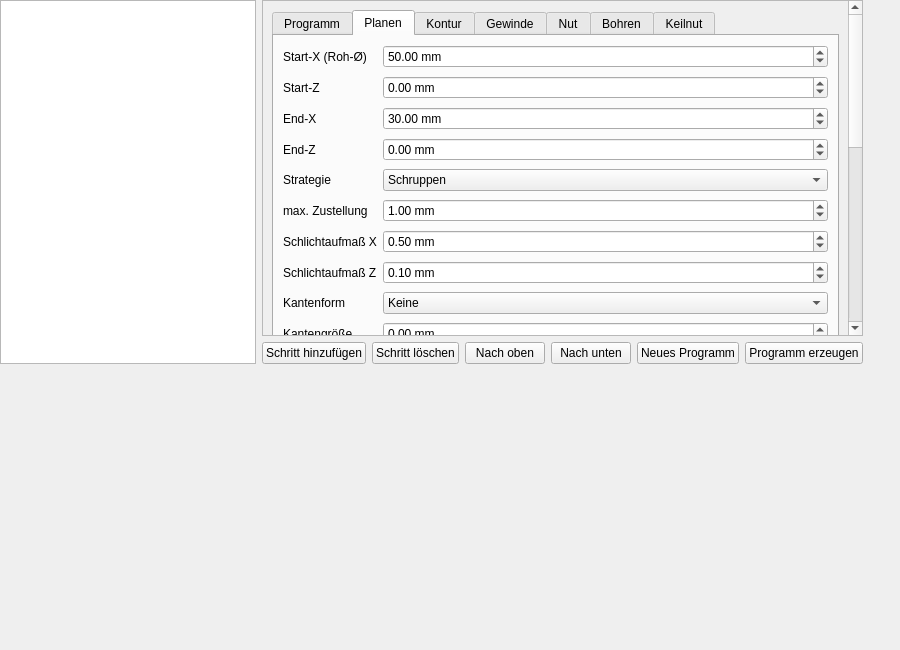
Old version of the form lathe_easystep.ui in the repository peter-pan08/LatheEasyStep.
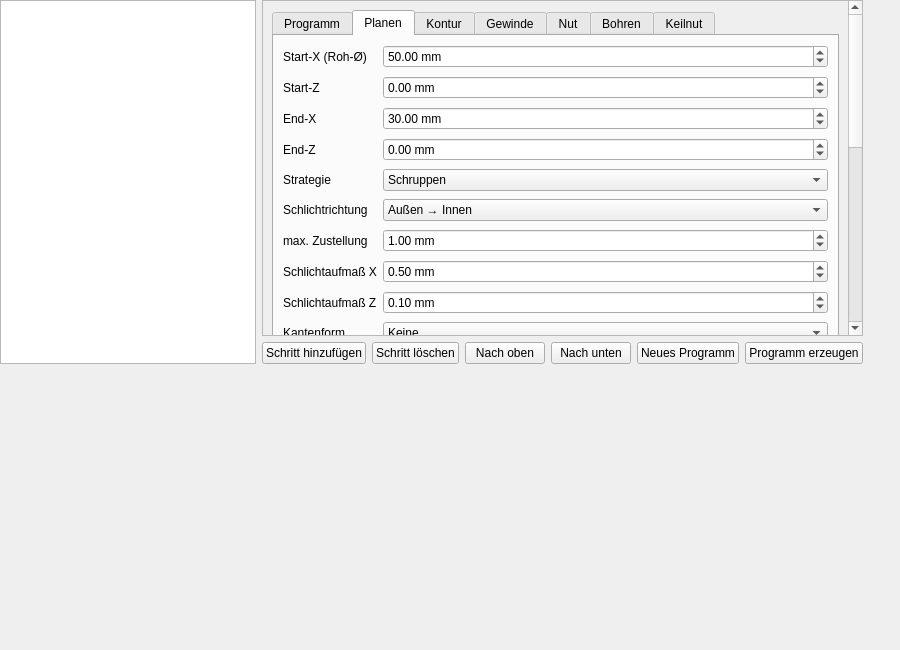
New version of the form. The open tabs and pages were chosen to show the change. Custom widgets are drawn as their Qt base class.

Commit message: Add facing finish direction selection

```diff
--- a/lathe_easystep.ui
+++ b/lathe_easystep.ui
@@ -730,13 +730,34 @@
              </widget>
             </item>
             <item row="5" column="0">
+             <widget class="QLabel" name="label_face_finish_direction">
+              <property name="text">
+               <string>Schlichtrichtung</string>
+              </property>
+             </widget>
+            </item>
+            <item row="5" column="1">
+             <widget class="QComboBox" name="face_finish_direction">
+              <item>
+               <property name="text">
+                <string>Außen → Innen</string>
+               </property>
+              </item>
+              <item>
+               <property name="text">
+                <string>Innen → Außen</string>
+               </property>
+              </item>
+             </widget>
+            </item>
+            <item row="6" column="0">
              <widget class="QLabel" name="label_face_depth_max">
               <property name="text">
                <string>max. Zustellung</string>
               </property>
              </widget>
             </item>
-            <item row="5" column="1">
+            <item row="6" column="1">
              <widget class="QDoubleSpinBox" name="face_depth_max">
               <property name="suffix">
                <string> mm</string>
@@ -749,14 +770,14 @@
               </property>
              </widget>
             </item>
-            <item row="6" column="0">
+            <item row="7" column="0">
              <widget class="QLabel" name="label_face_finish_allow_x">
               <property name="text">
                <string>Schlichtaufmaß X</string>
               </property>
              </widget>
             </item>
-            <item row="6" column="1">
+            <item row="7" column="1">
              <widget class="QDoubleSpinBox" name="face_finish_allow_x">
               <property name="suffix">
                <string> mm</string>
@@ -769,14 +790,14 @@
               </property>
              </widget>
             </item>
-            <item row="7" column="0">
+            <item row="8" column="0">
              <widget class="QLabel" name="label_face_finish_allow_z">
               <property name="text">
                <string>Schlichtaufmaß Z</string>
               </property>
              </widget>
             </item>
-            <item row="7" column="1">
+            <item row="8" column="1">
              <widget class="QDoubleSpinBox" name="face_finish_allow_z">
               <property name="suffix">
                <string> mm</string>
@@ -789,14 +810,14 @@
               </property>
              </widget>
             </item>
-            <item row="8" column="0">
+            <item row="9" column="0">
              <widget class="QLabel" name="label_face_edge_type">
               <property name="text">
                <string>Kantenform</string>
               </property>
              </widget>
             </item>
-            <item row="8" column="1">
+            <item row="9" column="1">
              <widget class="QComboBox" name="face_edge_type">
               <item>
                <property name="text">
@@ -810,19 +831,19 @@
               </item>
               <item>
                <property name="text">
-                <string>Radius</string>
-               </property>
-              </item>
-             </widget>
+               <string>Radius</string>
+              </property>
+             </item>
+            </widget>
             </item>
-            <item row="9" column="0">
+            <item row="10" column="0">
              <widget class="QLabel" name="label_face_edge_size">
               <property name="text">
                <string>Kantengröße</string>
               </property>
              </widget>
             </item>
-            <item row="9" column="1">
+            <item row="10" column="1">
              <widget class="QDoubleSpinBox" name="face_edge_size">
               <property name="suffix">
                <string> mm</string>
@@ -832,14 +853,14 @@
               </property>
              </widget>
             </item>
-            <item row="10" column="0">
+            <item row="11" column="0">
              <widget class="QLabel" name="label_3">
               <property name="text">
                <string>Sicherheits-Z</string>
               </property>
              </widget>
             </item>
-            <item row="10" column="1">
+            <item row="11" column="1">
              <widget class="QDoubleSpinBox" name="face_safe_z">
               <property name="suffix">
                <string> mm</string>
@@ -855,14 +876,14 @@
               </property>
              </widget>
             </item>
-            <item row="11" column="0">
+            <item row="12" column="0">
              <widget class="QLabel" name="label_4">
               <property name="text">
                <string>Vorschub</string>
               </property>
              </widget>
             </item>
-            <item row="11" column="1">
+            <item row="12" column="1">
              <widget class="QDoubleSpinBox" name="face_feed">
               <property name="suffix">
                <string> mm/U</string>
@@ -875,14 +896,14 @@
               </property>
              </widget>
             </item>
-            <item row="12" column="0">
+            <item row="13" column="0">
              <widget class="QLabel" name="label_face_spindle">
               <property name="text">
                <string>Drehzahl</string>
               </property>
              </widget>
             </item>
-            <item row="12" column="1">
+            <item row="13" column="1">
              <widget class="QDoubleSpinBox" name="face_spindle">
               <property name="suffix">
                <string> U/min</string>
@@ -898,14 +919,14 @@
               </property>
              </widget>
             </item>
-            <item row="13" column="0">
+            <item row="14" column="0">
              <widget class="QLabel" name="label_face_tool">
               <property name="text">
                <string>Werkzeug</string>
               </property>
              </widget>
             </item>
-            <item row="13" column="1">
+            <item row="14" column="1">
              <widget class="QSpinBox" name="face_tool">
               <property name="minimum">
                <number>1</number>
```
The commit also changes 1 other file.
